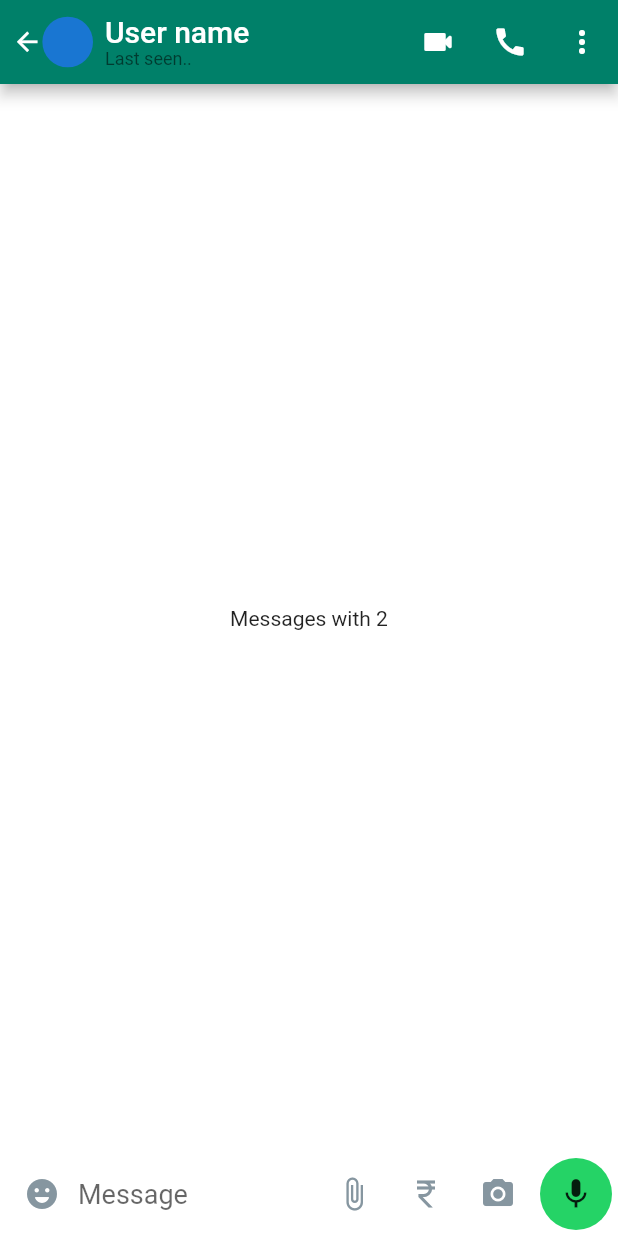
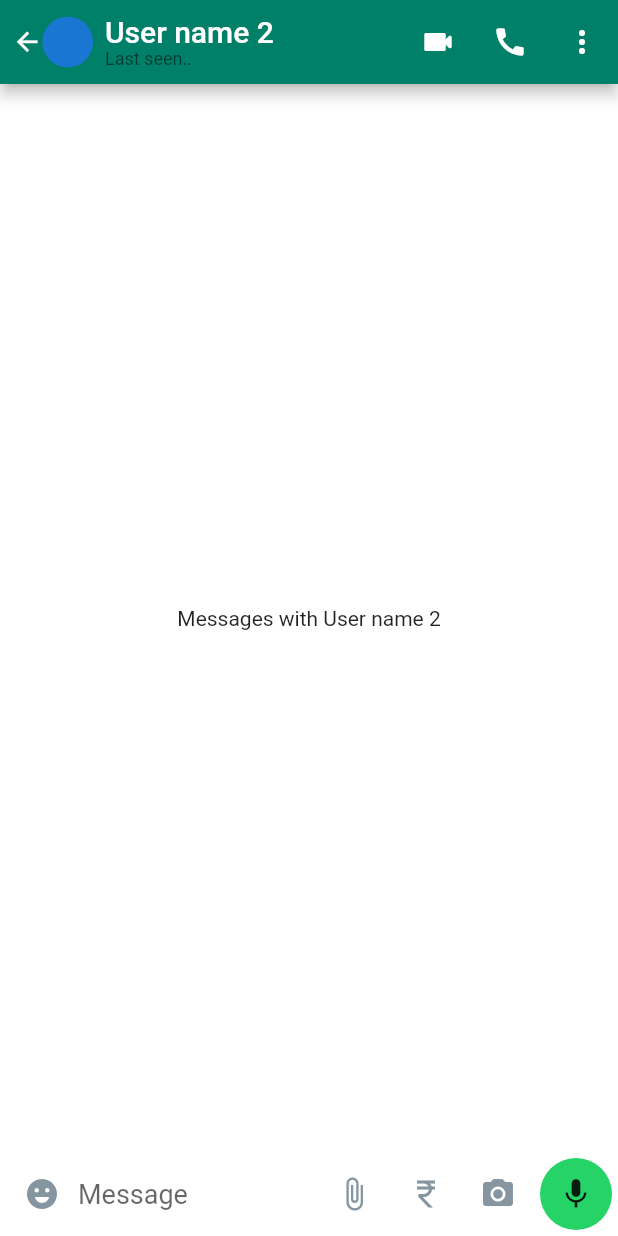
Before and after one commit to albinpk/flutter-clones, a Flutter app: the screen it shows after launch, after a tap on an icon or button, on a phone screen of 412 x 824 dp. Run offline on Flutter 3.47's test engine with Material 2 defaults, Android fonts, the phone set to English and light mode, and no system bars; our stand-ins replace equatable, flutter_bloc.

Commit message:
refactor(whatsapp): wrap ChatsListTile with `RepositoryProvider<User>`
remove id field from ChatScreen
remove user field from ChatsListTile

```diff
--- a/000-whatsapp/lib/features/chats/presentation/screens/chat_screen.dart
+++ b/000-whatsapp/lib/features/chats/presentation/screens/chat_screen.dart
@@ -1,15 +1,12 @@
 import 'package:flutter/material.dart';
+import 'package:flutter_bloc/flutter_bloc.dart';
 
+import '../../../../models/user_model.dart';
 import '../widgets/chat_screen_app_bar.dart';
 import '../widgets/chat_screen_input_area.dart';
 
 class ChatScreen extends StatelessWidget {
-  const ChatScreen({
-    super.key,
-    required this.id,
-  });
-
-  final int id;
+  const ChatScreen({super.key});
 
   @override
   Widget build(BuildContext context) {
@@ -19,7 +16,9 @@ class ChatScreen extends StatelessWidget {
         children: [
           Expanded(
             child: Center(
-              child: Text('Messages with $id'),
+              child: Text(
+                'Messages with ${context.select((User user) => user.name)}',
+              ),
             ),
           ),
           const ChatScreenInputArea(),
--- a/000-whatsapp/lib/features/chats/presentation/views/chats_view.dart
+++ b/000-whatsapp/lib/features/chats/presentation/views/chats_view.dart
@@ -82,6 +82,9 @@ class _FriendsListView extends StatelessWidget {
     final user = context
         .read<List<User>>()
         .singleWhere((user) => user.id == currentFriendId);
-    return ChatsListTile(user: user);
+    return RepositoryProvider.value(
+      value: user,
+      child: const ChatsListTile(),
+    );
   }
 }
--- a/000-whatsapp/lib/features/chats/presentation/widgets/chat_screen_app_bar.dart
+++ b/000-whatsapp/lib/features/chats/presentation/widgets/chat_screen_app_bar.dart
@@ -1,6 +1,7 @@
 import 'package:flutter/material.dart';
 import 'package:flutter_bloc/flutter_bloc.dart';
 
+import '../../../../models/user_model.dart';
 import '../../../../utils/extensions/platform_type.dart';
 import '../../bloc/chats_bloc.dart';
 
@@ -89,7 +90,7 @@ class _Title extends StatelessWidget {
         Column(
           crossAxisAlignment: CrossAxisAlignment.start,
           children: [
-            const Text('User name'),
+            Text(context.select((User user) => user.name)),
             Text(
               'Last seen..',
               style: Theme.of(context).textTheme.bodySmall,
--- a/000-whatsapp/lib/features/chats/presentation/widgets/chats_list_tile.dart
+++ b/000-whatsapp/lib/features/chats/presentation/widgets/chats_list_tile.dart
@@ -8,12 +8,7 @@ import '../../bloc/chats_bloc.dart';
 import '../screens/chat_screen.dart';
 
 class ChatsListTile extends StatelessWidget {
-  const ChatsListTile({
-    super.key,
-    required this.user,
-  });
-
-  final User user;
+  const ChatsListTile({super.key});
 
   @override
   Widget build(BuildContext context) {
@@ -23,7 +18,7 @@ class ChatsListTile extends StatelessWidget {
         children: [
           Expanded(
             child: Text(
-              user.name,
+              context.select((User user) => user.name),
               style: Theme.of(context).textTheme.titleMedium!.copyWith(
                     fontWeight: FontWeight.w500,
                     color: CustomColors.of(context).chatsListTileTitle,
@@ -67,12 +62,16 @@ class ChatsListTile extends StatelessWidget {
         ),
       ),
       onTap: () {
+        final user = context.read<User>();
         if (Theme.of(context).platform.isDesktop) {
           return context.read<ChatsBloc>().add(ChatsTilePressed(id: user.id));
         }
         Navigator.of(context).push(
           MaterialPageRoute(
-            builder: (context) => ChatScreen(id: user.id),
+            builder: (context) => RepositoryProvider.value(
+              value: user,
+              child: const ChatScreen(),
+            ),
           ),
         );
       },
--- a/000-whatsapp/lib/features/home/presentation/screens/home_screen.dart
+++ b/000-whatsapp/lib/features/home/presentation/screens/home_screen.dart
@@ -3,6 +3,7 @@ import 'dart:math';
 import 'package:flutter/material.dart';
 import 'package:flutter_bloc/flutter_bloc.dart';
 
+import '../../../../models/user_model.dart';
 import '../../../../utils/extensions/platform_type.dart';
 import '../../../chats/bloc/chats_bloc.dart';
 import '../../../chats/presentation/screens/chat_screen.dart';
@@ -86,7 +87,13 @@ class _HomeScreenDesktop extends StatelessWidget {
                     },
                     builder: (context, state) {
                       if (state is ChatsRoomOpened) {
-                        return ChatScreen(id: state.id);
+                        final user = context.read<List<User>>().singleWhere(
+                              (user) => user.id == state.id,
+                            );
+                        return RepositoryProvider.value(
+                          value: user,
+                          child: const ChatScreen(),
+                        );
                       }
                       return const DefaultChatView();
                     },
```
